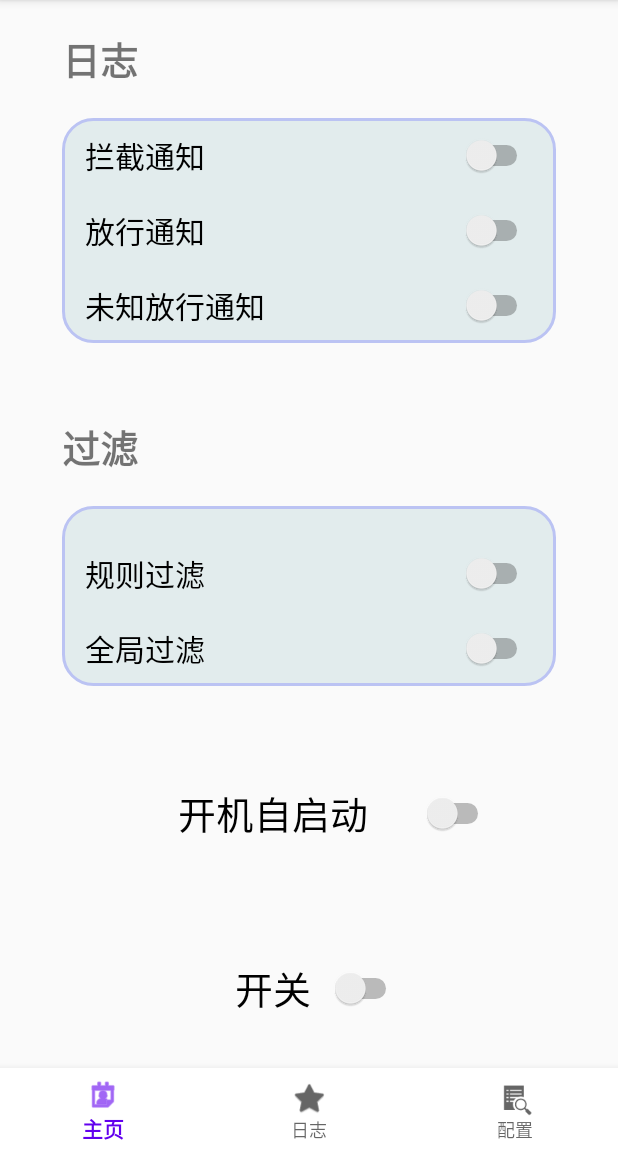
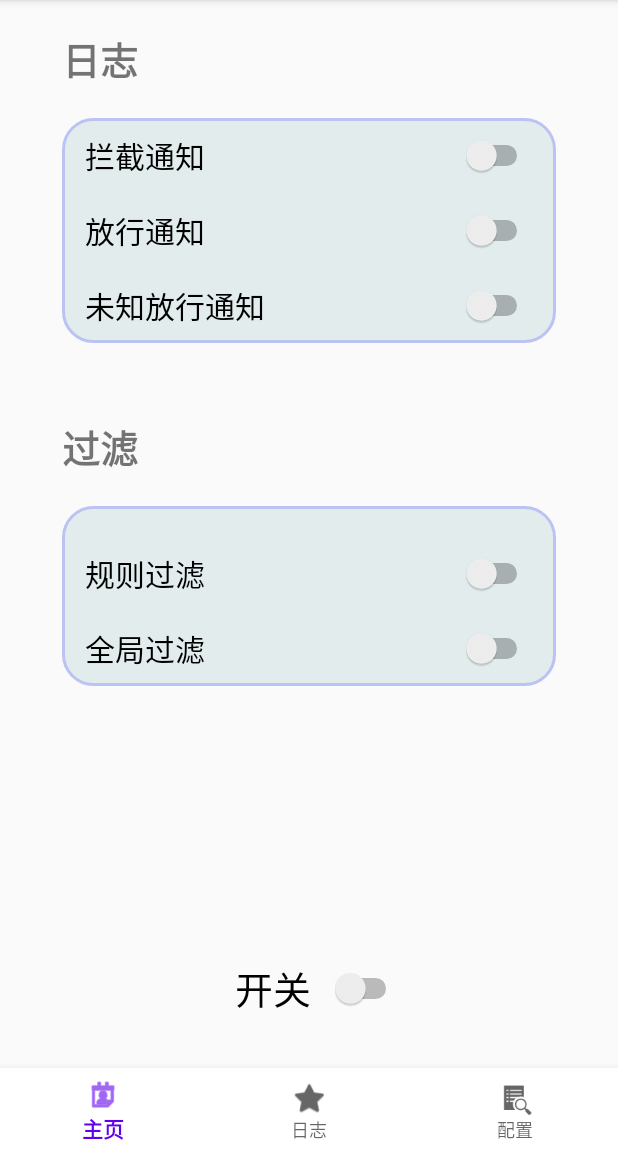
Before and after one commit to GSteve-Paul/NotificationFilter, an Android app: the screen it shows after launch (MainActivity), on a phone screen of 412 x 824 dp, the part 84-1236 px from its top. Run offline under Robolectric (Android 15) with nearby library versions, the phone set to English and light mode, and no system bars; our stand-ins replace navigation-ui.

Commit message:
把开机自启动按钮给隐藏了

```diff
--- a/app/src/main/res/layout/fragment_filter_main.xml
+++ b/app/src/main/res/layout/fragment_filter_main.xml
@@ -115,17 +115,17 @@
 
         <Switch app:layout_constraintWidth_percent="0.6"
                 android:layout_height="wrap_content"
-                android:layout_marginTop="50dp"
                 android:text="开机自启动"
+                android:visibility="invisible"
                 android:textAlignment="center"
                 android:textSize="25dp"
                 android:id="@+id/StartAutomaticSwitch"
                 android:paddingVertical="14dp"
                 app:layout_constraintLeft_toLeftOf="parent"
                 app:layout_constraintRight_toRightOf="parent"
-                app:layout_constraintHorizontal_bias="0.5"
+                app:layout_constraintHorizontal_bias="0.496"
                 tools:ignore="MissingConstraints"
-                android:layout_width="0dp"/>
+                android:layout_width="0dp" tools:layout_editor_absoluteY="0dp"/>
     </androidx.constraintlayout.widget.ConstraintLayout>
     <TextView
             android:text="日志"
```
